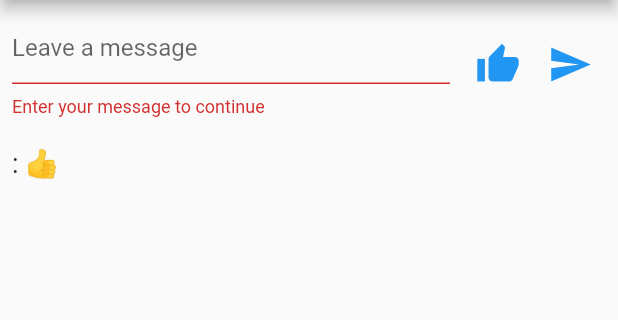
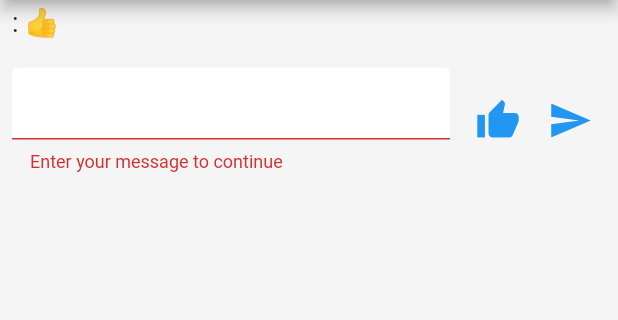
Before and after one commit to grachet/messenger-flutter-firebase, a Flutter app: the Home screen opened directly, after a tap on the "thumb up" icon, after a tap on the "send" icon, on a phone screen of 412 x 824 dp, the part 84-404 px from its top. Run offline on Flutter 3.47's test engine with Material 2 defaults, Android fonts, the phone set to English and light mode, and no system bars; our stand-ins replace cloud_firestore, firebase_auth, firebase_core, google_fonts; accounts and stored records are empty; network calls fail.

Commit message:
message box ui

```diff
--- a/lib/main.dart
+++ b/lib/main.dart
@@ -21,6 +21,7 @@ class App extends StatelessWidget {
     return MaterialApp(
       title: 'Second Hand',
       theme: ThemeData(
+        scaffoldBackgroundColor: Colors.grey[100],
         appBarTheme: Theme.of(context).appBarTheme.copyWith(
               backgroundColor: Colors.white,
             ),
--- a/lib/src/chat.dart
+++ b/lib/src/chat.dart
@@ -27,6 +27,9 @@ class _ChatState extends State<Chat> {
     return Column(
       crossAxisAlignment: CrossAxisAlignment.start,
       children: [
+        for (var message in widget.messages)
+          Paragraph('${message.name}: ${message.message}'),
+        const SizedBox(height: 8),
         Padding(
           padding: const EdgeInsets.all(8.0),
           child: Form(
@@ -41,10 +44,14 @@ class _ChatState extends State<Chat> {
                         _controller.clear();
                       }
                     },
+                    decoration: InputDecoration(
+                      filled: true,
+                      fillColor: Colors.white,
+                      // prefixIcon: Icon(Icons.mail),
+                      // border: OutlineInputBorder(),
+                      // labelText: 'Mail',
+                    ),
                     controller: _controller,
-                    decoration: const InputDecoration(
-                      hintText: 'Leave a message',
-                    ),
                     validator: (value) {
                       if (value == null || value.isEmpty) {
                         return 'Enter your message to continue';
@@ -81,10 +88,6 @@ class _ChatState extends State<Chat> {
             ),
           ),
         ),
-        const SizedBox(height: 8),
-        for (var message in widget.messages)
-          Paragraph('${message.name}: ${message.message}'),
-        const SizedBox(height: 8),
       ],
     );
   }
```
